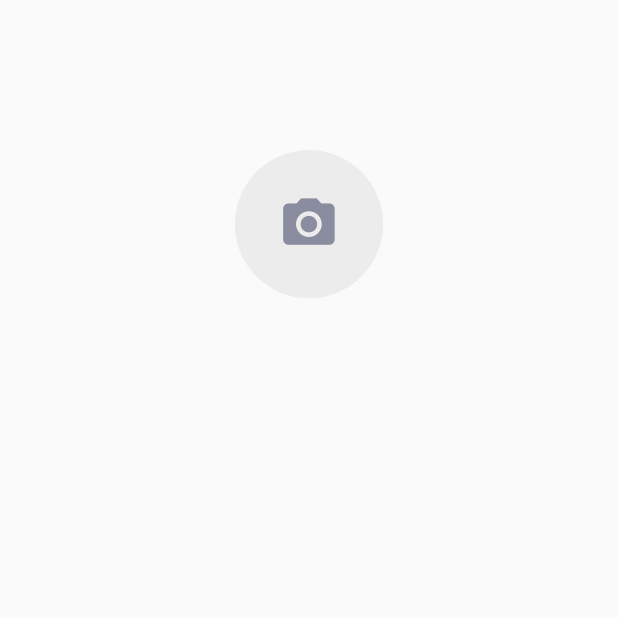
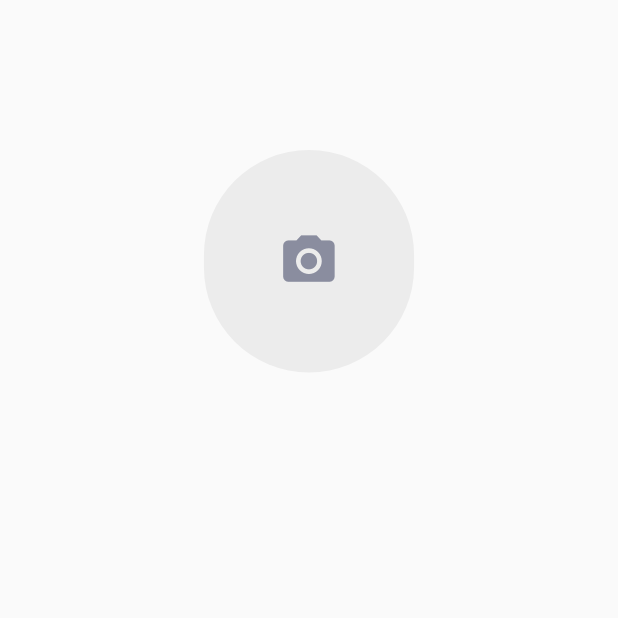
Before and after one commit to syeduzairdev/Image_Picker_crop_Flutter, a Flutter app: the screen it shows after launch, on a phone screen of 412 x 824 dp, the top half of it. Run offline on Flutter 3.47's test engine with Material 2 defaults, Android fonts, the phone set to English and light mode, and no system bars; our stand-ins replace image_cropper, image_picker, sizer.

Commit message:
null error resolve

```diff
--- a/lib/Screens/homepage/home.dart
+++ b/lib/Screens/homepage/home.dart
@@ -1,5 +1,6 @@
 import 'package:flutter/material.dart';
 import 'package:practice/Screens/homepage/widget/camera.dart';
+import 'package:sizer/sizer.dart';
 
 class homepage extends StatefulWidget {
   const homepage({Key? key}) : super(key: key);
@@ -18,9 +19,14 @@ class _homepageState extends State<homepage> {
           child: Column(
             children: [
               DisplayPictureWiget(
-                  //   defaultimage:
-                  //      'https://images.unsplash.com/photo-1506794778202-cad84cf45f1d?ixlib=rb-1.2.1&ixid=MnwxMjA3fDB8MHxzZWFyY2h8Mnx8bWFsZSUyMHByb2ZpbGV8ZW58MHx8MHx8&w=1000&q=80',
-                  )
+                OnSuccessFile: (val) {
+                  print("ddddddddddddddddddd${val}");
+                },
+                height: 18.h,
+                width: 34.w,
+//defaultimage:
+                //      'https://images.unsplash.com/photo-1506794778202-cad84cf45f1d?ixlib=rb-1.2.1&ixid=MnwxMjA3fDB8MHxzZWFyY2h8Mnx8bWFsZSUyMHByb2ZpbGV8ZW58MHx8MHx8&w=1000&q=80',
+              )
             ],
           ),
         ),
--- a/lib/Screens/homepage/widget/camera.dart
+++ b/lib/Screens/homepage/widget/camera.dart
@@ -1,23 +1,35 @@
 import 'dart:io';
 import 'package:flutter/material.dart';
+import 'package:flutter/services.dart';
 import 'package:image_cropper/image_cropper.dart';
 import 'package:image_picker/image_picker.dart';
+import 'package:path_provider/path_provider.dart';
 import 'package:practice/widggets/divider_widget.dart';
 import 'package:practice/widggets/liosttile_widget.dart';
 import 'package:sizer/sizer.dart';
 
+typedef void FileCallback(File val);
+
 class DisplayPictureWiget extends StatefulWidget {
+  //these all are the parameters that are passed into the widget
+  final FileCallback? OnSuccessFile;
+  final double? height;
+  final double? width;
   final String? defaultimage;
   const DisplayPictureWiget({
     Key? key,
     this.defaultimage = "", // optional with a default value,
+    this.height,
+    this.width,
+    this.OnSuccessFile,
   }) : super(key: key);
   @override
   State<DisplayPictureWiget> createState() => DisplayPictureWidgetState();
 }
 
 class DisplayPictureWidgetState extends State<DisplayPictureWiget> {
-  late final VoidCallback Selected;
+  //these all are the variables that are used in the widget
+  late final FileCallback? OnSuccessFile;
   File? profileimage;
   File? croppedProfile;
   File? Profile;
@@ -40,7 +52,7 @@ class DisplayPictureWidgetState extends State<DisplayPictureWiget> {
     }
   }
 
-  /// Crop Image
+  /// Crop Image and set it to image
   Future<void> _cropImage(imge) async {
     final croppedImage = await ImageCropper().cropImage(
       sourcePath: imge.toString(),
@@ -49,9 +61,13 @@ class DisplayPictureWidgetState extends State<DisplayPictureWiget> {
     );
     if (croppedImage != null) {
       croppedProfile = File(croppedImage.path);
+      print("This is Croper Image${croppedProfile}");
+      // OnSuccessFile!(croppedProfile!);
       setState(() {});
     } else {
       croppedProfile = Profile;
+      print("This is Image Picker Image${croppedProfile}");
+      //  OnSuccessFile!(croppedProfile!);
       setState(() {});
     }
   }
@@ -61,6 +77,7 @@ class DisplayPictureWidgetState extends State<DisplayPictureWiget> {
     BuildContext context,
   ) {
     return Center(
+        //check if the image is null then show the default image
         child: widget.defaultimage!.isNotEmpty
             ? InkWell(
                 onTap: () {
@@ -71,9 +88,8 @@ class DisplayPictureWidgetState extends State<DisplayPictureWiget> {
                     listtile_widget(
                       onClickAction: () {
                         setState(() {
+                          widget.defaultimage == '';
                           croppedProfile = null;
-                          imageCache?.clear();
-                          imageCache?.clearLiveImages();
                         });
                       },
                       tiletext: 'Remove Image',
@@ -85,8 +101,8 @@ class DisplayPictureWidgetState extends State<DisplayPictureWiget> {
                 child: ClipOval(
                     child: Image.network(
                   widget.defaultimage!,
-                  height: 10.h,
-                  width: 20.w,
+                  height: this.widget.height,
+                  width: this.widget.width,
                   fit: BoxFit.cover,
                 )),
               )
@@ -102,9 +118,8 @@ class DisplayPictureWidgetState extends State<DisplayPictureWiget> {
                         listtile_widget(
                           onClickAction: () {
                             setState(() {
+                              widget.defaultimage == '';
                               croppedProfile = null;
-                              imageCache?.clear();
-                              imageCache?.clearLiveImages();
                             });
                           },
                           tiletext: 'Remove Image',
@@ -117,16 +132,16 @@ class DisplayPictureWidgetState extends State<DisplayPictureWiget> {
                         ClipOval(
                           child: Image.file(
                             croppedProfile!,
-                            height: 10.h,
-                            width: 20.w,
+                            height: this.widget.height,
+                            width: this.widget.width,
                             fit: BoxFit.cover,
                           ),
                         ),
                         Padding(
-                          padding: const EdgeInsets.only(left: 45, top: 40),
+                          padding: const EdgeInsets.only(left: 90, top: 80),
                           child: Icon(
                             Icons.camera_alt,
-                            color: Colors.red,
+                            color: Colors.green,
                           ),
                         ),
                       ],
@@ -138,8 +153,8 @@ class DisplayPictureWidgetState extends State<DisplayPictureWiget> {
                       _onButtonPressed(context, 35.h, SizedBox(), SizedBox());
                     },
                     child: Container(
-                      height: 12.h,
-                      width: 24.w,
+                      height: this.widget.height,
+                      width: this.widget.width,
                       child: Icon(
                         Icons.camera_alt,
                         color: Color(0xff8A8D9F),
@@ -152,6 +167,7 @@ class DisplayPictureWidgetState extends State<DisplayPictureWiget> {
                     )));
   }
 
+// this is the function that is called when the button is pressed and it opens the dialog
   _onButtonPressed(
     BuildContext context,
     hght,
@@ -229,28 +245,4 @@ class DisplayPictureWidgetState extends State<DisplayPictureWiget> {
           );
         });
   }
-
-  // show image selection action options
-  // _showImageSelectionOptions(
-  //     BuildContext context, SelectionType selectionType) {
-  //   // show selection option Camera | Gallery
-  //   // show selection option Camera | Gallery | Remove Image
-  //   // now this function shoulw be responsible for showing the bottom sheet based on the selection type
-  //   switch (selectionType) {
-  //     case SelectionType.cameraAndGallery:
-  //       // return bottom sheet with camera and gallery menu
-
-  //       break;
-  //     case SelectionType.cameraGalleryAndRemovePhoto:
-  //       // return bottom sheet with camera gallery and remove photo options
-
-  //       break;
-  //     default:
-  //   }
-  // }
 }
-
-// enum SelectionType {
-//   cameraAndGallery,
-//   cameraGalleryAndRemovePhoto,
-// }
--- a/lib/widggets/liosttile_widget.dart
+++ b/lib/widggets/liosttile_widget.dart
@@ -2,6 +2,7 @@ import 'package:flutter/material.dart';
 import 'package:sizer/sizer.dart';
 
 class listtile_widget extends StatefulWidget {
+  //these are the parameters that are passed into the widget
   final onClickAction;
   final String tiletext;
   final IconData icon;
@@ -19,6 +20,7 @@ class listtile_widget extends StatefulWidget {
 class _listtile_widgetState extends State<listtile_widget> {
   @override
   Widget build(BuildContext context) {
+    //this is the widget that is returned
     return ListTile(
         leading: Icon(
           widget.icon,
```
Also changed, not shown: pubspec.yaml (+3 -67 lines), pubspec.lock.
